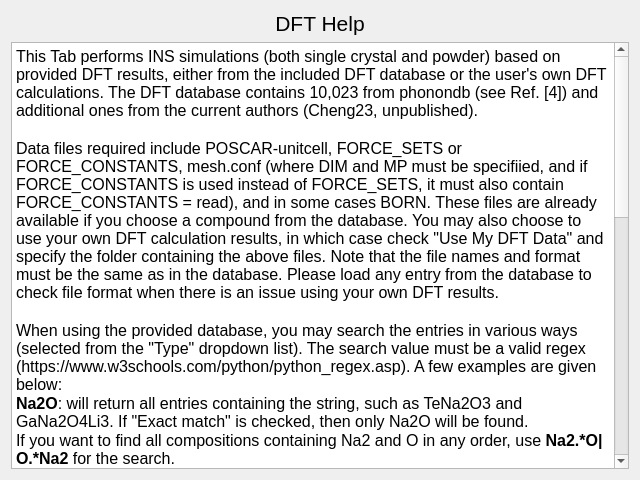
The window that src/inspired/gui/help_dft.ui (neutrons/inspired) describes before a commit, drawn with Qt 5.
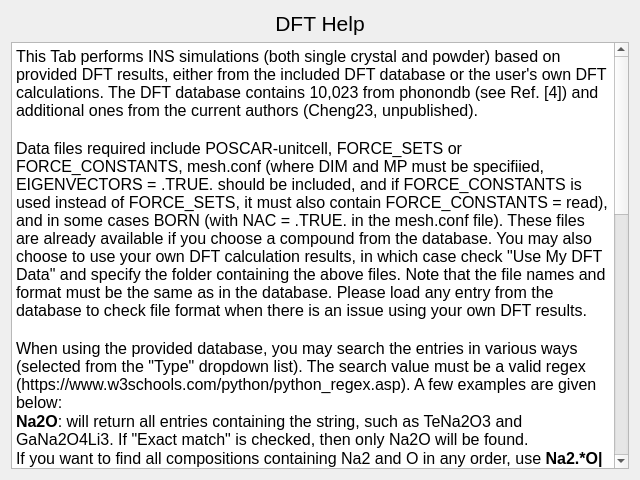
The same window after the commit.

Commit message: updated DFT help

Diff of the .ui file:
```diff
--- a/src/inspired/gui/help_dft.ui
+++ b/src/inspired/gui/help_dft.ui
@@ -33,7 +33,7 @@
 &lt;/style&gt;&lt;/head&gt;&lt;body style=&quot; font-family:'Segoe UI'; font-size:9pt; font-weight:400; font-style:normal;&quot;&gt;
 &lt;p style=&quot; margin-top:0px; margin-bottom:0px; margin-left:0px; margin-right:0px; -qt-block-indent:0; text-indent:0px;&quot;&gt;&lt;span style=&quot; font-size:12pt;&quot;&gt;This Tab performs INS simulations (both single crystal and powder) based on provided DFT results, either from the included DFT database or the user's own DFT calculations. The DFT database contains 10,023 from phonondb (see Ref. [4]) and additional ones from the current authors (Cheng23, unpublished). &lt;/span&gt;&lt;/p&gt;
 &lt;p style=&quot;-qt-paragraph-type:empty; margin-top:0px; margin-bottom:0px; margin-left:0px; margin-right:0px; -qt-block-indent:0; text-indent:0px; font-size:12pt;&quot;&gt;&lt;br /&gt;&lt;/p&gt;
-&lt;p style=&quot; margin-top:0px; margin-bottom:0px; margin-left:0px; margin-right:0px; -qt-block-indent:0; text-indent:0px;&quot;&gt;&lt;span style=&quot; font-size:12pt;&quot;&gt;Data files required include POSCAR-unitcell, FORCE_SETS or FORCE_CONSTANTS, mesh.conf (where DIM and MP must be specifiied, and if FORCE_CONSTANTS is used instead of FORCE_SETS, it must also contain FORCE_CONSTANTS = read), and in some cases BORN. These files are already available if you choose a compound from the database. You may also choose to use your own DFT calculation results, in which case check &amp;quot;Use My DFT Data&amp;quot; and specify the folder containing the above files. Note that the file names and format must be the same as in the database. Please load any entry from the database to check file format when there is an issue using your own DFT results.&lt;/span&gt;&lt;/p&gt;
+&lt;p style=&quot; margin-top:0px; margin-bottom:0px; margin-left:0px; margin-right:0px; -qt-block-indent:0; text-indent:0px;&quot;&gt;&lt;span style=&quot; font-size:12pt;&quot;&gt;Data files required include POSCAR-unitcell, FORCE_SETS or FORCE_CONSTANTS, mesh.conf (where DIM and MP must be specifiied, EIGENVECTORS = .TRUE. should be included, and if FORCE_CONSTANTS is used instead of FORCE_SETS, it must also contain FORCE_CONSTANTS = read), and in some cases BORN (with NAC = .TRUE. in the mesh.conf file). These files are already available if you choose a compound from the database. You may also choose to use your own DFT calculation results, in which case check &amp;quot;Use My DFT Data&amp;quot; and specify the folder containing the above files. Note that the file names and format must be the same as in the database. Please load any entry from the database to check file format when there is an issue using your own DFT results.&lt;/span&gt;&lt;/p&gt;
 &lt;p style=&quot;-qt-paragraph-type:empty; margin-top:0px; margin-bottom:0px; margin-left:0px; margin-right:0px; -qt-block-indent:0; text-indent:0px; font-size:12pt;&quot;&gt;&lt;br /&gt;&lt;/p&gt;
 &lt;p style=&quot; margin-top:0px; margin-bottom:0px; margin-left:0px; margin-right:0px; -qt-block-indent:0; text-indent:0px;&quot;&gt;&lt;span style=&quot; font-size:12pt;&quot;&gt;When using the provided database, you may search the entries in various ways (selected from the &amp;quot;Type&amp;quot; dropdown list). The search value must be a valid regex (https://www.w3schools.com/python/python_regex.asp). A few examples are given below:&lt;/span&gt;&lt;/p&gt;
 &lt;p style=&quot; margin-top:0px; margin-bottom:0px; margin-left:0px; margin-right:0px; -qt-block-indent:0; text-indent:0px;&quot;&gt;&lt;span style=&quot; font-size:12pt; font-weight:700;&quot;&gt;Na2O&lt;/span&gt;&lt;span style=&quot; font-size:12pt;&quot;&gt;: will return all entries containing the string, such as TeNa2O3 and GaNa2O4Li3. If &amp;quot;Exact match&amp;quot; is checked, then only Na2O will be found.&lt;/span&gt;&lt;/p&gt;
```
The commit also changes 1 other file.
